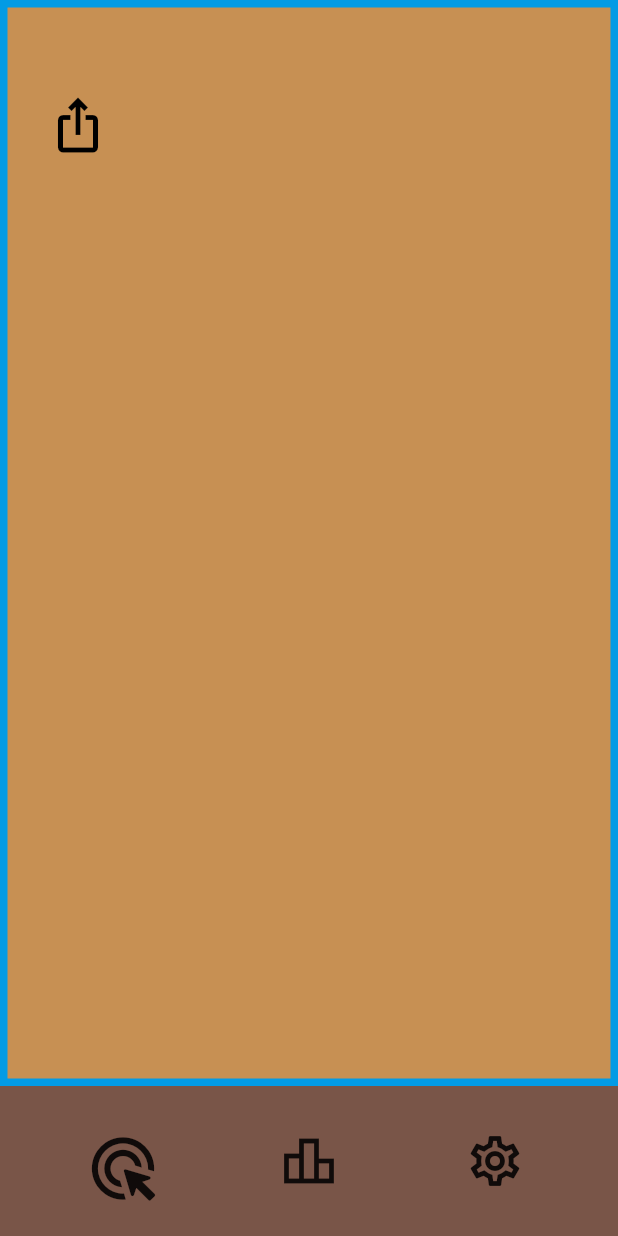
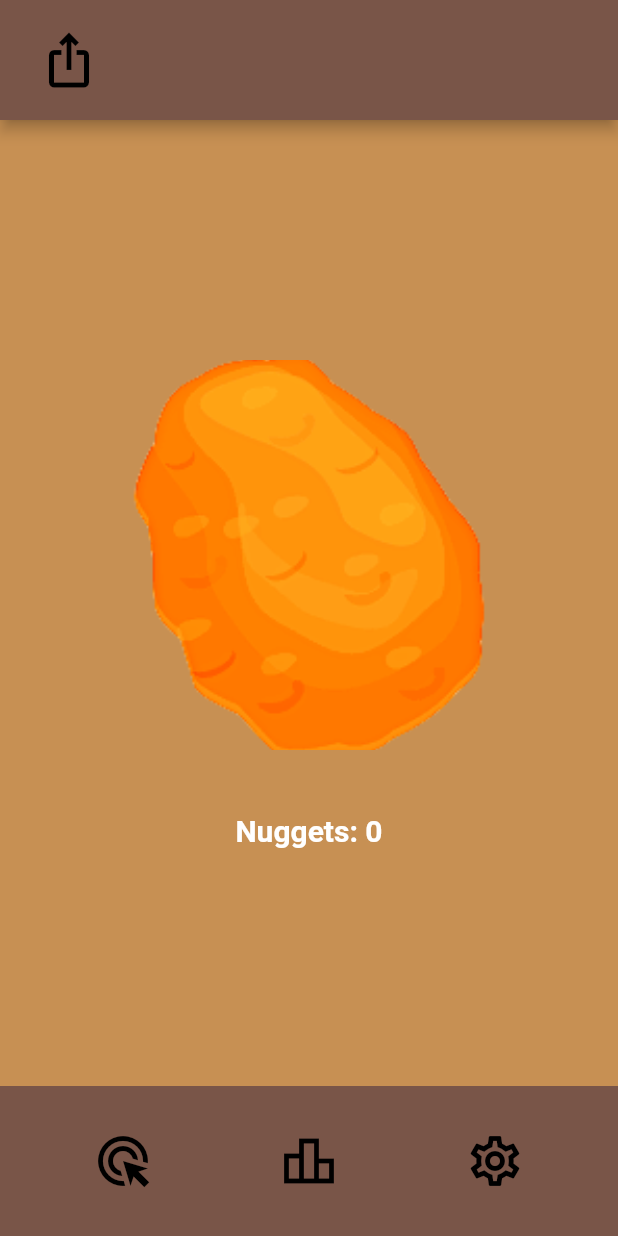
Before and after one commit to cop6567/Chicken-Nugget-Clicker-App, a Flutter app: the screen it shows after launch, on a phone screen of 412 x 824 dp. Run offline on Flutter 3.47's test engine with Material 2 defaults, Android fonts, the phone set to English and light mode, and no system bars; our stand-ins replace audioplayers.

Commit message:
## 0.1.2 [Unreleased] 19 May, 2023.

```diff
--- a/lib/main.dart
+++ b/lib/main.dart
@@ -1,79 +1,172 @@
 import 'package:flutter/material.dart';
+import 'package:audioplayers/audioplayers.dart';
 
-void main() => runApp(ChickenNuggetClickerApp());
+void main() => runApp(const ChickenNuggetClickerApp());
 
-class ChickenNuggetClickerApp extends StatelessWidget {
+class ChickenNuggetClickerApp extends StatefulWidget {
+  const ChickenNuggetClickerApp({Key? key}) : super(key: key);
+
+  @override
+  _ChickenNuggetClickerAppState createState() => _ChickenNuggetClickerAppState();
+}
+
+class _ChickenNuggetClickerAppState extends State<ChickenNuggetClickerApp> {
+  int counter = 0;
+  bool isPopped = false;
+
+  void _handleButtonClick() {
+    setState(() {
+      counter++;
+      isPopped = true;
+    });
+
+    Future.delayed(const Duration(milliseconds: 30), () {
+      setState(() {
+        isPopped = false;
+      });
+    });
+  }
+
   @override
   Widget build(BuildContext context) {
     return MaterialApp(
       home: Scaffold(
-        backgroundColor: Color.fromRGBO(199,144,83, 100),
+        appBar: AppBar(
+          leadingWidth: 90,
+          toolbarHeight: 80, // Set the desired height here
+          leading: Container(
+            margin: const EdgeInsets.only(left: 2),
+            child: IconButton(
+
+              icon: const Icon(Icons.ios_share_outlined, color: Colors.black, size: 40,),
+              onPressed: () {
+                // Implement your share button logic here
+              },
+            ),
+          ),
+          backgroundColor: Colors.brown,
+        ),
+        backgroundColor: const Color.fromRGBO(199, 144, 83, 1),
         body: Column(
           children: [
-            Expanded(
-              child: Container(
-                decoration: BoxDecoration(
-                  border: Border.all(width: 5.0, color: Colors.lightBlue.shade600),
+            Align(
+              child: Padding(
+
+                padding: const EdgeInsets.only(top: 160.0),
+                child: Column(
+                mainAxisAlignment: MainAxisAlignment.start,
+                  crossAxisAlignment: CrossAxisAlignment.center,
+                  children: [
+                    GestureDetector(
+
+                      onTap: _handleButtonClick,
+                      child: AnimatedContainer(
+                        duration: const Duration(milliseconds: 30),
+                        width: isPopped ? 280 : 300,
+                        height: isPopped ? 280 : 300,
+                        child: Padding(
+                          padding: const EdgeInsets.only(bottom: 40),
+                          child: Image.asset(
+                            'imgs/nugget.png',
+                            fit: BoxFit.cover,
                           ),
-                child: Align(
-                  alignment: Alignment.topCenter,
-                  child: Padding(
-                    padding: const EdgeInsets.only(top: 50, left: 15),
-                    child: Row(
-
-                      children: [
-                        TextButton(onPressed: () {}, child: Icon(
-                            Icons.ios_share_outlined,
-                        size: 40,
-                        color: Colors.black,))
+                        ),
+                      ),
+                    ),
+                    const SizedBox(height: 2), // Adjust the spacing between image and text
+                    Text(
+                      isPopped ? 'Nuggets: $counter' : 'Nuggets: $counter',
+                      style: const TextStyle(
+                        fontSize: 20,
+                        fontWeight: FontWeight.bold,
+                        color: Colors.white,
+                      ),
+                    ),
                   ],
                 ),
               ),
             ),
 
 
-              ),
-            ),
-            Container(
+
+
+
+            // BOTTOM NAVBAR CODE BELOW
+
+
+
+
+            Expanded(
+              child: Align(
+                alignment: Alignment.bottomCenter,
+                child: Container(
                   color: Colors.brown,
-              padding: EdgeInsets.all(20),
+                  padding: const EdgeInsets.all(20),
                   child: Row(
                     mainAxisAlignment: MainAxisAlignment.spaceEvenly,
                     children: [
                       Expanded(
                         child: Container(
-                      child: Icon(
-                        Icons.ads_click_rounded,
-                        size: 50,
+                          decoration: BoxDecoration(
+                            borderRadius: BorderRadius.circular(50),
                           ),
-                      color: Colors.brown,
-                      height: 40,
+                          height: 60,
+                          child: TextButton(
+                            style: ButtonStyle(
+                              shape: MaterialStateProperty.all<CircleBorder>(
+                                const CircleBorder(),
+                              ),
+                            ),
+                            onPressed: () {},
+                            child: const Icon(
+                              Icons.ads_click_outlined,
+                              size: 40,
+                              color: Colors.black,
+                            ),
+                          ),
                         ),
                       ),
                       Expanded(
                         child: Container(
-
-                      child: Icon(
-                        Icons.leaderboard_outlined,
-                        size: 40
-                      ),
                           color: Colors.brown,
                           height: 60,
+                          child: TextButton(
+                            onPressed: () {},
+                            style: ButtonStyle(
+                              shape: MaterialStateProperty.all<CircleBorder>(
+                                const CircleBorder(),
+                              ),
+                            ),
+                            child: const Icon(
+                              Icons.leaderboard_outlined,
+                              size: 40,
+                              color: Colors.black,
+                            ),
+                          ),
                         ),
                       ),
                       Expanded(
-
                         child: Container(
-
-                      child: Icon(
-                          Icons.settings_outlined,
-                          size: 40
-                      ),
                           color: Colors.brown,
                           height: 60,
+                          child: TextButton(
+                            onPressed: () {},
+                            style: ButtonStyle(
+                              shape: MaterialStateProperty.all<CircleBorder>(
+                                const CircleBorder(),
+                              ),
+                            ),
+                            child: const Icon(
+                              Icons.settings_outlined,
+                              size: 40,
+                              color: Colors.black,
+                            ),
+                          ),
                         ),
                       ),
                     ],
+                  ),
+                ),
               ),
             ),
           ],
@@ -82,3 +175,8 @@ class ChickenNuggetClickerApp extends StatelessWidget {
     );
   }
 }
+
+void playCrunchSound() {
+  final audioCache = AudioCache();
+  audioCache.play('sounds/crunch.mp3');
+}
```
Also changed, not shown: pubspec.yaml (+4 -70 lines), pubspec.lock, 9 other files. Lines whose indentation alone changed are shown as unchanged.
